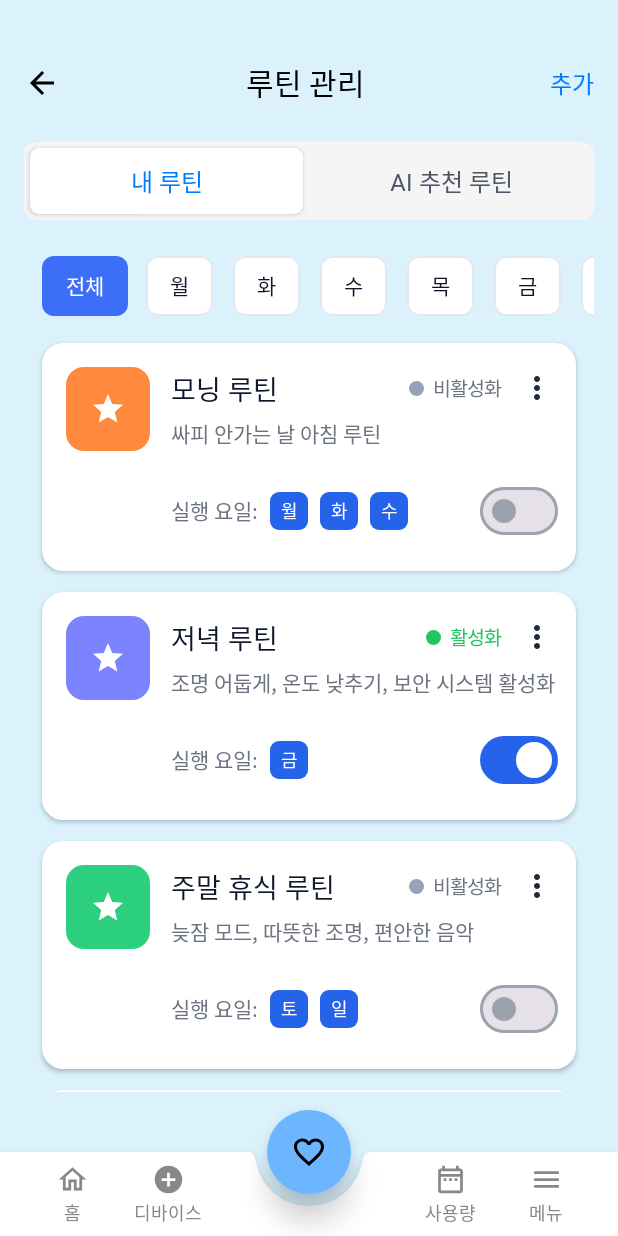
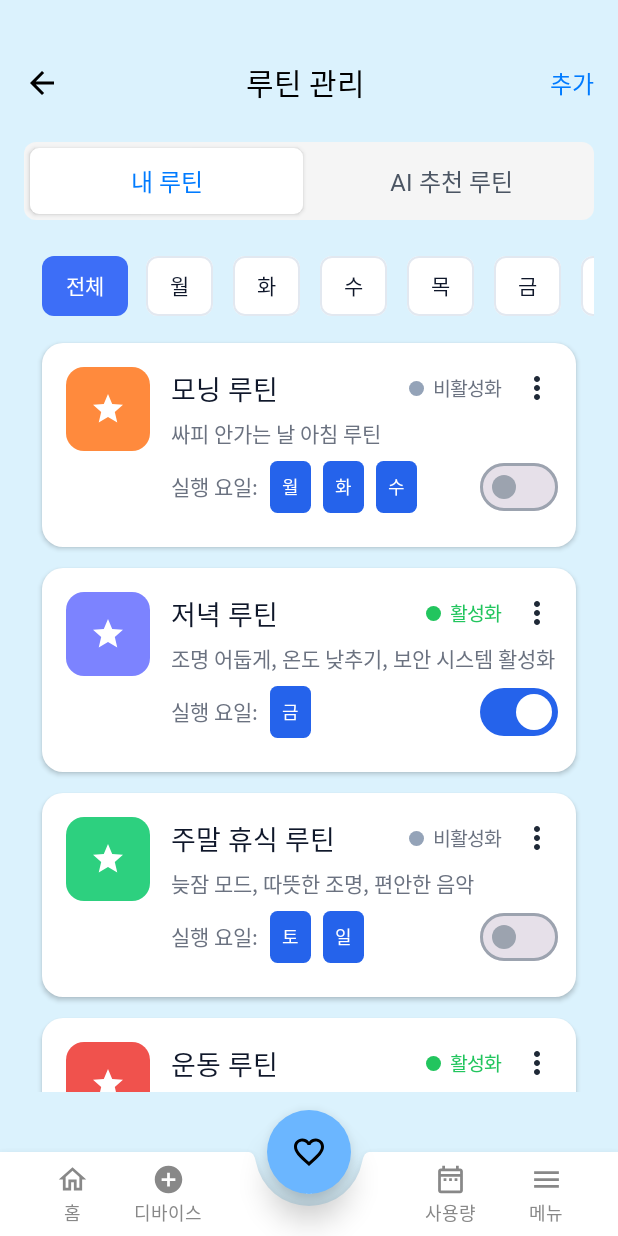
Before and after one commit to MinwooPyeon/Smarthome_IoT, an Android app built with Jetpack Compose: the RoutineScreen screen opened through its navigation route, on a phone screen of 412 x 824 dp. Run offline under Robolectric (Android 15) with nearby library versions, the phone set to English and light mode, and no system bars; Roboto replaces fonts that are not available here.

Commit message:
feat: 루틴 카드부분 다시 수정
Resolves: S13P21D208-41

```diff
--- a/frontend/app/src/main/java/com/example/eeum/ui/pages/MyRoutinePage.kt
+++ b/frontend/app/src/main/java/com/example/eeum/ui/pages/MyRoutinePage.kt
@@ -178,10 +178,6 @@ private fun MyRoutineCard(
                         )
                     }
                 }
-
-                Spacer(Modifier.height(16.dp))
-
-                // 실행 요일 줄: description 시작선에 맞추고, 우측 끝에 스위치
                 Row(
                     modifier = Modifier
                         .fillMaxWidth()
@@ -209,6 +205,10 @@ private fun MyRoutineCard(
         }
     }
 }
+
+
+
+
 @Composable
 private fun IconBox(icon: ImageVector, bg: Color) {
     Box(
@@ -233,19 +233,13 @@ private fun StatusDot(active: Boolean) {
 
 @Composable
 private fun DayChip(label: String) {
-    val size = 25.dp
     Box(
         modifier = Modifier
-            .size(size)
-            .clip(RoundedCornerShape(6.dp))
-            .background(Color(0xFF2563EB)),
+            .clip(RoundedCornerShape(5.dp))
+            .background(Color(0xFF2563EB))
+            .padding(horizontal = 8.dp, vertical = 5.dp),
         contentAlignment = Alignment.Center
     ) {
-        Text(
-            text = label,
-            fontSize = 12.sp,
-            color = Color.White,
-            fontWeight = FontWeight.Medium
-        )
+        Text(label, fontSize = 12.sp, color = Color.White, fontWeight = FontWeight.Medium)
     }
 }
--- a/frontend/app/src/main/java/com/example/eeum/ui/screens/MenuScreen.kt
+++ b/frontend/app/src/main/java/com/example/eeum/ui/screens/MenuScreen.kt
@@ -3,6 +3,7 @@ package com.example.eeum.ui.screens
 import androidx.compose.foundation.BorderStroke
 import androidx.compose.foundation.Image
 import androidx.compose.foundation.background
+import androidx.compose.foundation.clickable
 import androidx.compose.foundation.layout.Arrangement
 import androidx.compose.foundation.layout.Box
 import androidx.compose.foundation.layout.Row
```
